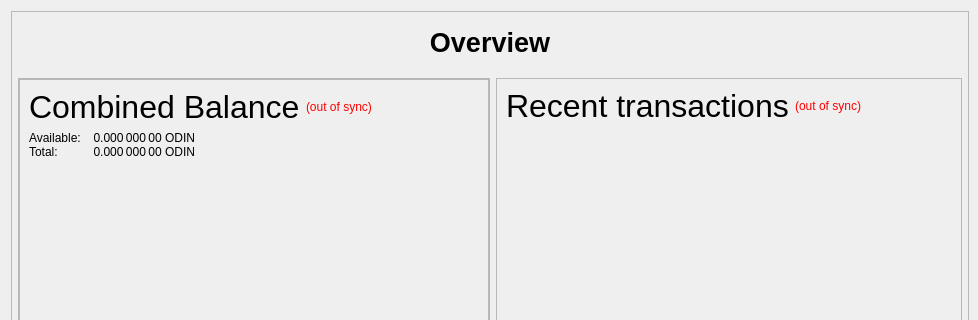
The window that src/qt/forms/overviewpage.ui (Manbearpixel/Odin) describes before a commit, drawn with Qt 5; both pictures show x 0 to 978 and y 0 to 320 of the 978 by 841 pixel window.
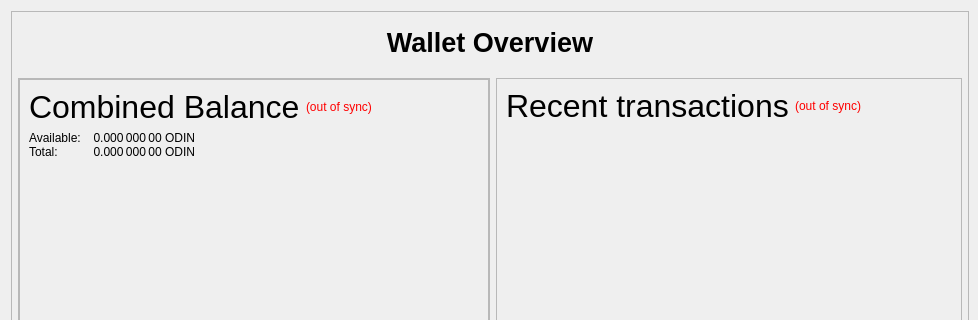
The same window after the commit.

Patch:
```diff
--- a/src/qt/forms/overviewpage.ui
+++ b/src/qt/forms/overviewpage.ui
@@ -112,7 +112,7 @@
                 </font>
                </property>
                <property name="text">
-                <string>Overview</string>
+                <string>Wallet Overview</string>
                </property>
                <property name="alignment">
                 <set>Qt::AlignCenter</set>
```
